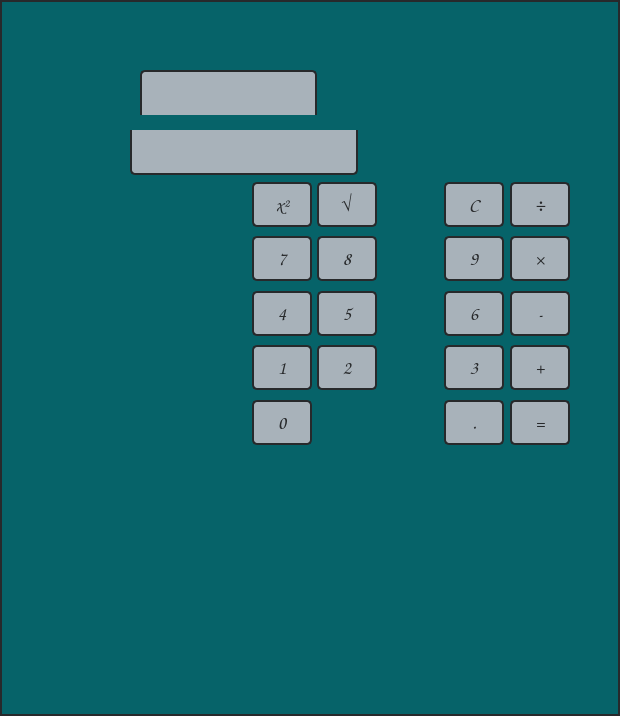
Above: calculator.ui from LukasCodeSpace/Calculator before the change. Below: the same form after it.
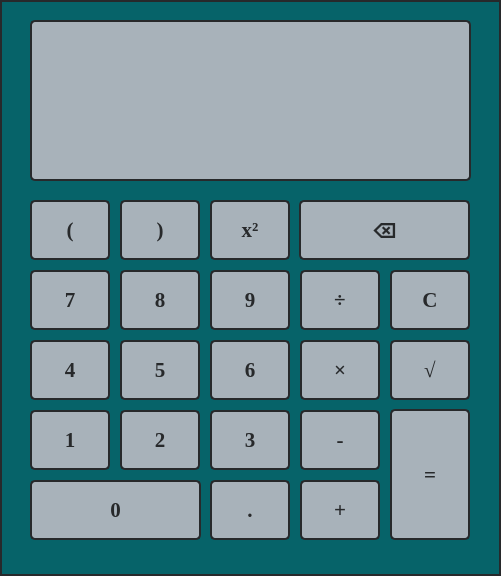
That is the form after the change.

Commit message: updated ui, not fully functional

```diff
--- a/calculator.ui
+++ b/calculator.ui
@@ -6,20 +6,20 @@
    <rect>
     <x>0</x>
     <y>0</y>
-    <width>620</width>
-    <height>716</height>
+    <width>501</width>
+    <height>576</height>
    </rect>
   </property>
   <property name="minimumSize">
    <size>
-    <width>360</width>
-    <height>480</height>
+    <width>501</width>
+    <height>576</height>
    </size>
   </property>
   <property name="maximumSize">
    <size>
-    <width>620</width>
-    <height>820</height>
+    <width>501</width>
+    <height>576</height>
    </size>
   </property>
   <property name="windowTitle">
@@ -51,118 +51,19 @@
    <property name="styleSheet">
     <string notr="true"/>
    </property>
-   <widget class="QLineEdit" name="displayOut">
-    <property name="geometry">
-     <rect>
-      <x>140</x>
-      <y>70</y>
-      <width>177</width>
-      <height>45</height>
-     </rect>
-    </property>
-    <property name="minimumSize">
-     <size>
-      <width>0</width>
-      <height>45</height>
-     </size>
-    </property>
-    <property name="font">
-     <font>
-      <family>Comic Sans MS</family>
-      <pointsize>12</pointsize>
-      <bold>true</bold>
-     </font>
-    </property>
-    <property name="styleSheet">
-     <string notr="true">QLineEdit{
-	border: 2px solid #27292b;
-	border-radius: 5px;
-	padding: 0 8px;
-	color: #27292b;
-	background: #a8b2ba;
-	border-bottom: none;
-	border-bottom-right-radius: 0px;
-	border-bottom-left-radius: 0px;
-}
-
-QLineEdit:hover{
-	background-color: #979b9e;
-}</string>
-    </property>
-   </widget>
-   <widget class="QLineEdit" name="displayIn">
-    <property name="geometry">
-     <rect>
-      <x>130</x>
-      <y>130</y>
-      <width>228</width>
-      <height>45</height>
-     </rect>
-    </property>
-    <property name="minimumSize">
-     <size>
-      <width>0</width>
-      <height>45</height>
-     </size>
-    </property>
-    <property name="font">
-     <font>
-      <family>Comic Sans MS</family>
-      <pointsize>16</pointsize>
-      <bold>true</bold>
-     </font>
-    </property>
-    <property name="mouseTracking">
-     <bool>true</bool>
-    </property>
-    <property name="styleSheet">
-     <string notr="true">QLineEdit{
-	border: 2px solid #27292b;
-	border-radius: 5px;
-	padding: 0 8px;
-	color: #27292b;
-	background: #a8b2ba;
-	border-top: none;
-	border-top-right-radius: 0px;
-	border-top-left-radius: 0px;
-}
-
-QLineEdit:hover{
-	background-color: #979b9e;
-}</string>
-    </property>
-    <property name="text">
-     <string/>
-    </property>
-    <property name="readOnly">
-     <bool>false</bool>
-    </property>
-   </widget>
    <widget class="QPushButton" name="btn_equal">
     <property name="geometry">
      <rect>
-      <x>510</x>
-      <y>400</y>
-      <width>60</width>
-      <height>45</height>
+      <x>390</x>
+      <y>409</y>
+      <width>80</width>
+      <height>131</height>
      </rect>
     </property>
-    <property name="sizePolicy">
-     <sizepolicy hsizetype="Expanding" vsizetype="Preferred">
-      <horstretch>0</horstretch>
-      <verstretch>0</verstretch>
-     </sizepolicy>
-    </property>
-    <property name="minimumSize">
-     <size>
-      <width>60</width>
-      <height>45</height>
-     </size>
-    </property>
     <property name="font">
      <font>
-      <family>Comic Sans MS</family>
-      <pointsize>14</pointsize>
+      <family>Georgia</family>
+      <pointsize>16</pointsize>
       <bold>true</bold>
      </font>
     </property>
@@ -173,136 +74,19 @@
      <string>=</string>
     </property>
    </widget>
-   <widget class="QPushButton" name="btn_8">
-    <property name="geometry">
-     <rect>
-      <x>317</x>
-      <y>236</y>
-      <width>60</width>
-      <height>45</height>
-     </rect>
-    </property>
-    <property name="sizePolicy">
-     <sizepolicy hsizetype="Expanding" vsizetype="Preferred">
-      <horstretch>0</horstretch>
-      <verstretch>0</verstretch>
-     </sizepolicy>
-    </property>
-    <property name="minimumSize">
-     <size>
-      <width>60</width>
-      <height>45</height>
-     </size>
-    </property>
-    <property name="font">
-     <font>
-      <family>Comic Sans MS</family>
-      <pointsize>14</pointsize>
-      <bold>true</bold>
-     </font>
-    </property>
-    <property name="styleSheet">
-     <string notr="true"/>
-    </property>
-    <property name="text">
-     <string>8</string>
-    </property>
-   </widget>
-   <widget class="QPushButton" name="btn_9">
-    <property name="geometry">
-     <rect>
-      <x>444</x>
-      <y>236</y>
-      <width>60</width>
-      <height>45</height>
-     </rect>
-    </property>
-    <property name="sizePolicy">
-     <sizepolicy hsizetype="Expanding" vsizetype="Preferred">
-      <horstretch>0</horstretch>
-      <verstretch>0</verstretch>
-     </sizepolicy>
-    </property>
-    <property name="minimumSize">
-     <size>
-      <width>60</width>
-      <height>45</height>
-     </size>
-    </property>
-    <property name="font">
-     <font>
-      <family>Comic Sans MS</family>
-      <pointsize>14</pointsize>
-      <bold>true</bold>
-     </font>
-    </property>
-    <property name="styleSheet">
-     <string notr="true"/>
-    </property>
-    <property name="text">
-     <string>9</string>
-    </property>
-   </widget>
-   <widget class="QPushButton" name="btn_6">
-    <property name="geometry">
-     <rect>
-      <x>444</x>
-      <y>291</y>
-      <width>60</width>
-      <height>45</height>
-     </rect>
-    </property>
-    <property name="sizePolicy">
-     <sizepolicy hsizetype="Expanding" vsizetype="Preferred">
-      <horstretch>0</horstretch>
-      <verstretch>0</verstretch>
-     </sizepolicy>
-    </property>
-    <property name="minimumSize">
-     <size>
-      <width>60</width>
-      <height>45</height>
-     </size>
-    </property>
-    <property name="font">
-     <font>
-      <family>Comic Sans MS</family>
-      <pointsize>14</pointsize>
-      <bold>true</bold>
-     </font>
-    </property>
-    <property name="styleSheet">
-     <string notr="true"/>
-    </property>
-    <property name="text">
-     <string>6</string>
-    </property>
-   </widget>
    <widget class="QPushButton" name="btn_dot">
     <property name="geometry">
      <rect>
-      <x>444</x>
-      <y>400</y>
-      <width>60</width>
-      <height>45</height>
+      <x>210</x>
+      <y>480</y>
+      <width>80</width>
+      <height>60</height>
      </rect>
     </property>
-    <property name="sizePolicy">
-     <sizepolicy hsizetype="Expanding" vsizetype="Preferred">
-      <horstretch>0</horstretch>
-      <verstretch>0</verstretch>
-     </sizepolicy>
-    </property>
-    <property name="minimumSize">
-     <size>
-      <width>60</width>
-      <height>45</height>
-     </size>
-    </property>
     <property name="font">
      <font>
-      <family>Comic Sans MS</family>
-      <pointsize>14</pointsize>
+      <family>Georgia</family>
+      <pointsize>16</pointsize>
       <bold>true</bold>
      </font>
     </property>
@@ -313,66 +97,19 @@
      <string>.</string>
     </property>
    </widget>
-   <widget class="QPushButton" name="btn_5">
-    <property name="geometry">
-     <rect>
-      <x>317</x>
-      <y>291</y>
-      <width>60</width>
-      <height>45</height>
-     </rect>
-    </property>
-    <property name="sizePolicy">
-     <sizepolicy hsizetype="Expanding" vsizetype="Preferred">
-      <horstretch>0</horstretch>
-      <verstretch>0</verstretch>
-     </sizepolicy>
-    </property>
-    <property name="minimumSize">
-     <size>
-      <width>60</width>
-      <height>45</height>
-     </size>
-    </property>
-    <property name="font">
-     <font>
-      <family>Comic Sans MS</family>
-      <pointsize>14</pointsize>
-      <bold>true</bold>
-     </font>
-    </property>
-    <property name="styleSheet">
-     <string notr="true"/>
-    </property>
-    <property name="text">
-     <string>5</string>
-    </property>
-   </widget>
    <widget class="QPushButton" name="btn_0">
     <property name="geometry">
      <rect>
-      <x>252</x>
-      <y>400</y>
-      <width>60</width>
-      <height>45</height>
+      <x>30</x>
+      <y>480</y>
+      <width>171</width>
+      <height>60</height>
      </rect>
     </property>
-    <property name="sizePolicy">
-     <sizepolicy hsizetype="Expanding" vsizetype="Preferred">
-      <horstretch>0</horstretch>
-      <verstretch>0</verstretch>
-     </sizepolicy>
-    </property>
-    <property name="minimumSize">
-     <size>
-      <width>60</width>
-      <height>45</height>
-     </size>
-    </property>
     <property name="font">
      <font>
-      <family>Comic Sans MS</family>
-      <pointsize>14</pointsize>
+      <family>Georgia</family>
+      <pointsize>16</pointsize>
       <bold>true</bold>
      </font>
     </property>
@@ -383,31 +120,111 @@
      <string>0</string>
     </property>
    </widget>
+   <widget class="QPushButton" name="btn_mult">
+    <property name="geometry">
+     <rect>
+      <x>300</x>
+      <y>340</y>
+      <width>80</width>
+      <height>60</height>
+     </rect>
+    </property>
+    <property name="font">
+     <font>
+      <family>Georgia</family>
+      <pointsize>16</pointsize>
+      <bold>true</bold>
+     </font>
+    </property>
+    <property name="styleSheet">
+     <string notr="true"/>
+    </property>
+    <property name="text">
+     <string>×</string>
+    </property>
+   </widget>
+   <widget class="QPushButton" name="btn_div">
+    <property name="geometry">
+     <rect>
+      <x>300</x>
+      <y>270</y>
+      <width>80</width>
+      <height>60</height>
+     </rect>
+    </property>
+    <property name="font">
+     <font>
+      <family>Georgia</family>
+      <pointsize>16</pointsize>
+      <bold>true</bold>
+     </font>
+    </property>
+    <property name="styleSheet">
+     <string notr="true"/>
+    </property>
+    <property name="text">
+     <string>÷</string>
+    </property>
+   </widget>
+   <widget class="QPushButton" name="btn_power">
+    <property name="geometry">
+     <rect>
+      <x>210</x>
+      <y>200</y>
+      <width>80</width>
+      <height>60</height>
+     </rect>
+    </property>
+    <property name="font">
+     <font>
+      <family>Georgia</family>
+      <pointsize>16</pointsize>
+      <bold>true</bold>
+     </font>
+    </property>
+    <property name="styleSheet">
+     <string notr="true"/>
+    </property>
+    <property name="text">
+     <string>x²</string>
+    </property>
+   </widget>
+   <widget class="QPushButton" name="btn_6">
+    <property name="geometry">
+     <rect>
+      <x>210</x>
+      <y>340</y>
+      <width>80</width>
+      <height>60</height>
+     </rect>
+    </property>
+    <property name="font">
+     <font>
+      <family>Georgia</family>
+      <pointsize>16</pointsize>
+      <bold>true</bold>
+     </font>
+    </property>
+    <property name="styleSheet">
+     <string notr="true"/>
+    </property>
+    <property name="text">
+     <string>6</string>
+    </property>
+   </widget>
    <widget class="QPushButton" name="btn_root">
     <property name="geometry">
      <rect>
-      <x>317</x>
-      <y>182</y>
-      <width>60</width>
-      <height>45</height>
+      <x>390</x>
+      <y>340</y>
+      <width>80</width>
+      <height>60</height>
      </rect>
     </property>
-    <property name="sizePolicy">
-     <sizepolicy hsizetype="Expanding" vsizetype="Preferred">
-      <horstretch>0</horstretch>
-      <verstretch>0</verstretch>
-     </sizepolicy>
-    </property>
-    <property name="minimumSize">
-     <size>
-      <width>60</width>
-      <height>45</height>
-     </size>
-    </property>
     <property name="font">
      <font>
-      <family>Comic Sans MS</family>
-      <pointsize>14</pointsize>
+      <family>Georgia</family>
+      <pointsize>16</pointsize>
       <bold>true</bold>
      </font>
     </property>
@@ -418,66 +235,19 @@
      <string>√</string>
     </property>
    </widget>
-   <widget class="QPushButton" name="btn_2">
-    <property name="geometry">
-     <rect>
-      <x>317</x>
-      <y>345</y>
-      <width>60</width>
-      <height>45</height>
-     </rect>
-    </property>
-    <property name="sizePolicy">
-     <sizepolicy hsizetype="Expanding" vsizetype="Preferred">
-      <horstretch>0</horstretch>
-      <verstretch>0</verstretch>
-     </sizepolicy>
-    </property>
-    <property name="minimumSize">
-     <size>
-      <width>60</width>
-      <height>45</height>
-     </size>
-    </property>
-    <property name="font">
-     <font>
-      <family>Comic Sans MS</family>
-      <pointsize>14</pointsize>
-      <bold>true</bold>
-     </font>
-    </property>
-    <property name="styleSheet">
-     <string notr="true"/>
-    </property>
-    <property name="text">
-     <string>2</string>
-    </property>
-   </widget>
    <widget class="QPushButton" name="btn_clear">
     <property name="geometry">
      <rect>
-      <x>444</x>
-      <y>182</y>
-      <width>60</width>
-      <height>45</height>
+      <x>390</x>
+      <y>270</y>
+      <width>80</width>
+      <height>60</height>
      </rect>
     </property>
-    <property name="sizePolicy">
-     <sizepolicy hsizetype="Expanding" vsizetype="Preferred">
-      <horstretch>0</horstretch>
-      <verstretch>0</verstretch>
-     </sizepolicy>
-    </property>
-    <property name="minimumSize">
-     <size>
-      <width>60</width>
-      <height>45</height>
-     </size>
-    </property>
     <property name="font">
      <font>
-      <family>Comic Sans MS</family>
-      <pointsize>14</pointsize>
+      <family>Georgia</family>
+      <pointsize>16</pointsize>
       <bold>true</bold>
      </font>
     </property>
@@ -491,27 +261,15 @@
    <widget class="QPushButton" name="btn_div">
     <property name="geometry">
      <rect>
-      <x>510</x>
-      <y>182</y>
-      <width>60</width>
-      <height>45</height>
+      <x>300</x>
+      <y>480</y>
+      <width>80</width>
+      <height>60</height>
      </rect>
     </property>
-    <property name="sizePolicy">
-     <sizepolicy hsizetype="Expanding" vsizetype="Preferred">
-      <horstretch>0</horstretch>
-      <verstretch>0</verstretch>
-     </sizepolicy>
-    </property>
-    <property name="minimumSize">
-     <size>
-      <width>60</width>
-      <height>45</height>
-     </size>
-    </property>
     <property name="font">
      <font>
-      <family>Comic Sans MS</family>
+      <family>Georgia</family>
       <pointsize>16</pointsize>
       <bold>true</bold>
      </font>
@@ -520,69 +278,22 @@
      <string notr="true"/>
     </property>
     <property name="text">
-     <string>÷</string>
-    </property>
-   </widget>
-   <widget class="QPushButton" name="btn_mult">
-    <property name="geometry">
-     <rect>
-      <x>510</x>
-      <y>236</y>
-      <width>60</width>
-      <height>45</height>
-     </rect>
-    </property>
-    <property name="sizePolicy">
-     <sizepolicy hsizetype="Expanding" vsizetype="Preferred">
-      <horstretch>0</horstretch>
-      <verstretch>0</verstretch>
-     </sizepolicy>
-    </property>
-    <property name="minimumSize">
-     <size>
-      <width>60</width>
-      <height>45</height>
-     </size>
-    </property>
-    <property name="font">
-     <font>
-      <family>Comic Sans MS</family>
-      <pointsize>14</pointsize>
-      <bold>true</bold>
-     </font>
-    </property>
-    <property name="styleSheet">
-     <string notr="true"/>
-    </property>
-    <property name="text">
-     <string>×</string>
+     <string>+</string>
     </property>
    </widget>
    <widget class="QPushButton" name="btn_sub">
     <property name="geometry">
      <rect>
-      <x>510</x>
-      <y>291</y>
-      <width>60</width>
-      <height>45</height>
+      <x>300</x>
+      <y>410</y>
+      <width>80</width>
+      <height>60</height>
      </rect>
     </property>
-    <property name="sizePolicy">
-     <sizepolicy hsizetype="Expanding" vsizetype="Preferred">
-      <horstretch>0</horstretch>
-      <verstretch>0</verstretch>
-     </sizepolicy>
-    </property>
-    <property name="minimumSize">
-     <size>
-      <width>60</width>
-      <height>45</height>
-     </size>
-    </property>
     <property name="font">
      <font>
-      <family>Comic Sans MS</family>
-      <pointsize>14</pointsize>
+      <family>Georgia</family>
+      <pointsize>16</pointsize>
       <bold>true</bold>
      </font>
     </property>
@@ -596,28 +307,16 @@
    <widget class="QPushButton" name="btn_3">
     <property name="geometry">
      <rect>
-      <x>444</x>
-      <y>345</y>
-      <width>60</width>
-      <height>45</height>
+      <x>210</x>
+      <y>410</y>
+      <width>80</width>
+      <height>60</height>
      </rect>
     </property>
-    <property name="sizePolicy">
-     <sizepolicy hsizetype="Expanding" vsizetype="Preferred">
-      <horstretch>0</horstretch>
-      <verstretch>0</verstretch>
-     </sizepolicy>
-    </property>
-    <property name="minimumSize">
-     <size>
-      <width>60</width>
-      <height>45</height>
-     </size>
-    </property>
     <property name="font">
      <font>
-      <family>Comic Sans MS</family>
-      <pointsize>14</pointsize>
+      <family>Georgia</family>
+      <pointsize>16</pointsize>
       <bold>true</bold>
      </font>
     </property>
@@ -631,28 +330,16 @@
    <widget class="QPushButton" name="btn_7">
     <property name="geometry">
      <rect>
-      <x>252</x>
-      <y>236</y>
-      <width>60</width>
-      <height>45</height>
+      <x>210</x>
+      <y>270</y>
+      <width>80</width>
+      <height>60</height>
      </rect>
     </property>
-    <property name="sizePolicy">
-     <sizepolicy hsizetype="Expanding" vsizetype="Preferred">
-      <horstretch>0</horstretch>
-      <verstretch>0</verstretch>
-     </sizepolicy>
-    </property>
-    <property name="minimumSize">
-     <size>
-      <width>60</width>
-      <height>45</height>
-     </size>
-    </property>
     <property name="font">
      <font>
-      <family>Comic Sans MS</family>
-      <pointsize>14</pointsize>
+      <family>Georgia</family>
+      <pointsize>16</pointsize>
       <bold>true</bold>
      </font>
     </property>
@@ -660,34 +347,64 @@
      <string notr="true"/>
     </property>
     <property name="text">
-     <string>7</string>
+     <string>9</string>
+    </property>
+   </widget>
+   <widget class="QLineEdit" name="displayIn">
+    <property name="geometry">
+     <rect>
+      <x>30</x>
+      <y>110</y>
+      <width>441</width>
+      <height>71</height>
+     </rect>
+    </property>
+    <property name="font">
+     <font>
+      <family>Georgia</family>
+      <pointsize>14</pointsize>
+      <bold>true</bold>
+     </font>
+    </property>
+    <property name="mouseTracking">
+     <bool>true</bool>
+    </property>
+    <property name="styleSheet">
+     <string notr="true">QLineEdit{
+        border: 2px solid #27292b;
+        border-radius: 5px;
+        padding: 0 8px;
+        color: #27292b;
+        background: #a8b2ba;
+        border-top: none;
+        border-top-right-radius: 0px;
+        border-top-left-radius: 0px;
+}
+
+QLineEdit:hover{
+        background-color: #979b9e;
+}</string>
+    </property>
+    <property name="text">
+     <string/>
+    </property>
+    <property name="readOnly">
+     <bool>false</bool>
     </property>
    </widget>
    <widget class="QPushButton" name="btn_4">
     <property name="geometry">
      <rect>
-      <x>252</x>
-      <y>291</y>
-      <width>60</width>
-      <height>45</height>
+      <x>30</x>
+      <y>340</y>
+      <width>80</width>
+      <height>60</height>
      </rect>
     </property>
-    <property name="sizePolicy">
-     <sizepolicy hsizetype="Expanding" vsizetype="Preferred">
-      <horstretch>0</horstretch>
-      <verstretch>0</verstretch>
-     </sizepolicy>
-    </property>
-    <property name="minimumSize">
-     <size>
-      <width>60</width>
-      <height>45</height>
-     </size>
-    </property>
     <property name="font">
      <font>
-      <family>Comic Sans MS</family>
-      <pointsize>14</pointsize>
+      <family>Georgia</family>
+      <pointsize>16</pointsize>
       <bold>true</bold>
      </font>
     </property>
@@ -701,28 +418,16 @@
    <widget class="QPushButton" name="btn_add">
     <property name="geometry">
      <rect>
-      <x>510</x>
-      <y>345</y>
-      <width>60</width>
-      <height>45</height>
+      <x>30</x>
+      <y>270</y>
+      <width>80</width>
+      <height>60</height>
      </rect>
     </property>
-    <property name="sizePolicy">
-     <sizepolicy hsizetype="Expanding" vsizetype="Preferred">
-      <horstretch>0</horstretch>
-      <verstretch>0</verstretch>
-     </sizepolicy>
-    </property>
-    <property name="minimumSize">
-     <size>
-      <width>60</width>
-      <height>45</height>
-     </size>
-    </property>
     <property name="font">
      <font>
-      <family>Comic Sans MS</family>
-      <pointsize>14</pointsize>
+      <family>Georgia</family>
+      <pointsize>16</pointsize>
       <bold>true</bold>
      </font>
     </property>
@@ -730,69 +435,22 @@
      <string notr="true"/>
     </property>
     <property name="text">
-     <string>+</string>
-    </property>
-   </widget>
-   <widget class="QPushButton" name="btn_power">
-    <property name="geometry">
-     <rect>
-      <x>252</x>
-      <y>182</y>
-      <width>60</width>
-      <height>45</height>
-     </rect>
-    </property>
-    <property name="sizePolicy">
-     <sizepolicy hsizetype="Expanding" vsizetype="Preferred">
-      <horstretch>0</horstretch>
-      <verstretch>0</verstretch>
-     </sizepolicy>
-    </property>
-    <property name="minimumSize">
-     <size>
-      <width>60</width>
-      <height>45</height>
-     </size>
-    </property>
-    <property name="font">
-     <font>
-      <family>Comic Sans MS</family>
-      <pointsize>14</pointsize>
-      <bold>true</bold>
-     </font>
-    </property>
-    <property name="styleSheet">
-     <string notr="true"/>
-    </property>
-    <property name="text">
-     <string>x²</string>
+     <string>7</string>
     </property>
    </widget>
    <widget class="QPushButton" name="btn_1">
     <property name="geometry">
      <rect>
-      <x>252</x>
-      <y>345</y>
-      <width>60</width>
-      <height>45</height>
+      <x>30</x>
+      <y>410</y>
+      <width>80</width>
+      <height>60</height>
      </rect>
     </property>
-    <property name="sizePolicy">
-     <sizepolicy hsizetype="Expanding" vsizetype="Preferred">
-      <horstretch>0</horstretch>
-      <verstretch>0</verstretch>
-     </sizepolicy>
-    </property>
-    <property name="minimumSize">
-     <size>
-      <width>60</width>
-      <height>45</height>
-     </size>
-    </property>
     <property name="font">
      <font>
-      <family>Comic Sans MS</family>
-      <pointsize>14</pointsize>
+      <family>Georgia</family>
+      <pointsize>16</pointsize>
       <bold>true</bold>
      </font>
     </property>
@@ -803,6 +461,178 @@
      <string>1</string>
     </property>
    </widget>
+   <widget class="QPushButton" name="btn_2">
+    <property name="geometry">
+     <rect>
+      <x>120</x>
+      <y>410</y>
+      <width>80</width>
+      <height>60</height>
+     </rect>
+    </property>
+    <property name="font">
+     <font>
+      <family>Georgia</family>
+      <pointsize>16</pointsize>
+      <bold>true</bold>
+     </font>
+    </property>
+    <property name="styleSheet">
+     <string notr="true"/>
+    </property>
+    <property name="text">
+     <string>2</string>
+    </property>
+   </widget>
+   <widget class="QPushButton" name="btn_8">
+    <property name="geometry">
+     <rect>
+      <x>120</x>
+      <y>270</y>
+      <width>80</width>
+      <height>60</height>
+     </rect>
+    </property>
+    <property name="font">
+     <font>
+      <family>Georgia</family>
+      <pointsize>16</pointsize>
+      <bold>true</bold>
+     </font>
+    </property>
+    <property name="styleSheet">
+     <string notr="true"/>
+    </property>
+    <property name="text">
+     <string>8</string>
+    </property>
+   </widget>
+   <widget class="QPushButton" name="btn_5">
+    <property name="geometry">
+     <rect>
+      <x>120</x>
+      <y>340</y>
+      <width>80</width>
+      <height>60</height>
+     </rect>
+    </property>
+    <property name="font">
+     <font>
+      <family>Georgia</family>
+      <pointsize>16</pointsize>
+      <bold>true</bold>
+     </font>
+    </property>
+    <property name="styleSheet">
+     <string notr="true"/>
+    </property>
+    <property name="text">
+     <string>5</string>
+    </property>
+   </widget>
+   <widget class="QLineEdit" name="displayOut">
+    <property name="geometry">
+     <rect>
+      <x>30</x>
+      <y>20</y>
+      <width>441</width>
+      <height>91</height>
+     </rect>
+    </property>
+    <property name="font">
+     <font>
+      <family>Georgia</family>
+      <pointsize>14</pointsize>
+      <bold>true</bold>
+     </font>
+    </property>
+    <property name="styleSheet">
+     <string notr="true">QLineEdit{
+        border: 2px solid #27292b;
+        border-radius: 5px;
+        padding: 0 8px;
+        color: #27292b;
+        background: #a8b2ba;
+        border-bottom: none;
+        border-bottom-right-radius: 0px;
+        border-bottom-left-radius: 0px;
+}
+
+QLineEdit:hover{
+        background-color: #979b9e;
+}</string>
+    </property>
+   </widget>
+   <widget class="QPushButton" name="btn_leftPar">
+    <property name="geometry">
+     <rect>
+      <x>30</x>
+      <y>200</y>
+      <width>80</width>
+      <height>60</height>
+     </rect>
+    </property>
+    <property name="font">
+     <font>
+      <family>Georgia</family>
+      <pointsize>16</pointsize>
+      <bold>true</bold>
+     </font>
+    </property>
+    <property name="styleSheet">
+     <string notr="true"/>
+    </property>
+    <property name="text">
+     <string>(</string>
+    </property>
+   </widget>
+   <widget class="QPushButton" name="btn_rightPar">
+    <property name="geometry">
+     <rect>
+      <x>120</x>
+      <y>200</y>
+      <width>80</width>
+      <height>60</height>
+     </rect>
+    </property>
+    <property name="font">
+     <font>
+      <family>Georgia</family>
+      <pointsize>16</pointsize>
+      <bold>true</bold>
+     </font>
+    </property>
+    <property name="styleSheet">
+     <string notr="true"/>
+    </property>
+    <property name="text">
+     <string>)</string>
+    </property>
+   </widget>
+   <widget class="QPushButton" name="btn_backspace">
+    <property name="geometry">
+     <rect>
+      <x>299</x>
+      <y>200</y>
+      <width>171</width>
+      <height>60</height>
+     </rect>
+    </property>
+    <property name="font">
+     <font>
+      <family>Georgia</family>
+      <pointsize>16</pointsize>
+      <italic>false</italic>
+      <bold>true</bold>
+     </font>
+    </property>
+    <property name="styleSheet">
+     <string notr="true"/>
+    </property>
+    <property name="text">
+     <string>⌫</string>
+    </property>
+   </widget>
   </widget>
  </widget>
  <resources/>
```
Left out of the diff: 22 changed lines with no effect on the pictures. The commit also changes 2 other files.
